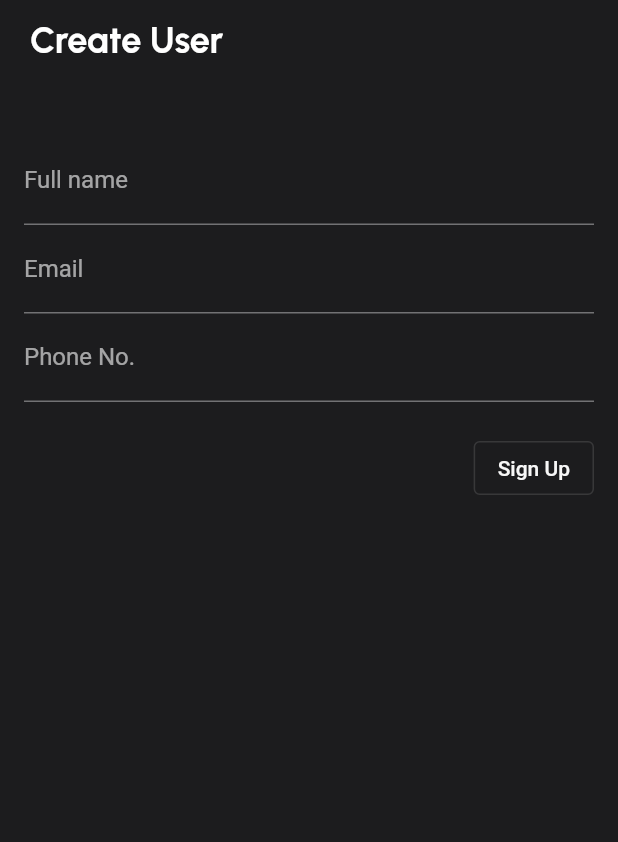
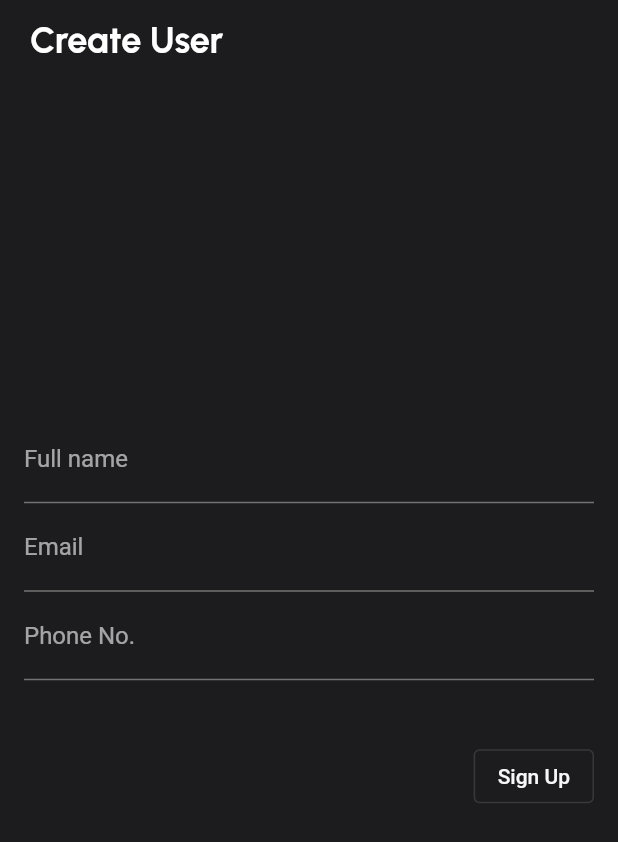
Before and after one commit to da-nish/shop-app, a Flutter app: the screen it shows after launch, on a phone screen of 412 x 824 dp. Shown: the top 842 px of the screen. Run offline on Flutter 3.47's test engine with Material 2 defaults, Android fonts, the phone set to English and light mode, and no system bars; our stand-ins replace flutter_svg, get, lottie.

Commit message:
Add screenshots

```diff
--- a/lib/screens/user_registration/registration_controller.dart
+++ b/lib/screens/user_registration/registration_controller.dart
@@ -7,7 +7,8 @@ class RegistrationController extends GetxController {
   RxBool signupComplete = false.obs;
 
   bool validateName(String value) {
-    String pattern = r'[!@#<>?":_`~;[\]\\|=+)(*&^%\s-]';
+    String pattern = '^[a-zA-Z -]*\$';
+    // String pattern = r'[!@#<>?":_`~;[\]\\|=+)(*&^%\s-]';
     RegExp regex = RegExp(pattern);
     if (value.isEmpty) return false;
     return (!regex.hasMatch(value)) ? false : true;
--- a/lib/screens/user_registration/registration_screen.dart
+++ b/lib/screens/user_registration/registration_screen.dart
@@ -29,12 +29,10 @@ class RegistrationScreen extends GetView<RegistrationController> {
     return Scaffold(
         appBar: CustomAppBar("Create User"),
         body: Container(
-          padding: const EdgeInsets.symmetric(
-              horizontal: Dimens.grid16, vertical: Dimens.grid8),
-          child: ListView(
+          padding: const EdgeInsets.symmetric(horizontal: Dimens.grid16),
+          child: Column(
+            mainAxisAlignment: MainAxisAlignment.center,
             children: [
-              SizedBox(height: Dimens.grid10),
-              SizedBox(height: Dimens.grid20),
               Form(
                 key: _form,
                 child: Column(children: <Widget>[
@@ -107,13 +105,17 @@ class RegistrationScreen extends GetView<RegistrationController> {
                 ]),
               ),
               SizedBox(height: Dimens.grid20),
+              SizedBox(height: Dimens.grid20),
               Align(
                   alignment: Alignment.centerRight,
                   child: OutlinedButton(
                       onPressed: () {
                         saveForm(context);
                       },
-                      child: Text("Sign Up")))
+                      child: Text("Sign Up"))),
+              SizedBox(height: Dimens.grid20),
+              SizedBox(height: Dimens.grid20),
+              Text("")
             ],
           ),
         ));
```
Also changed, not shown: 1.png (added), 2.png (added), 1 other file.
